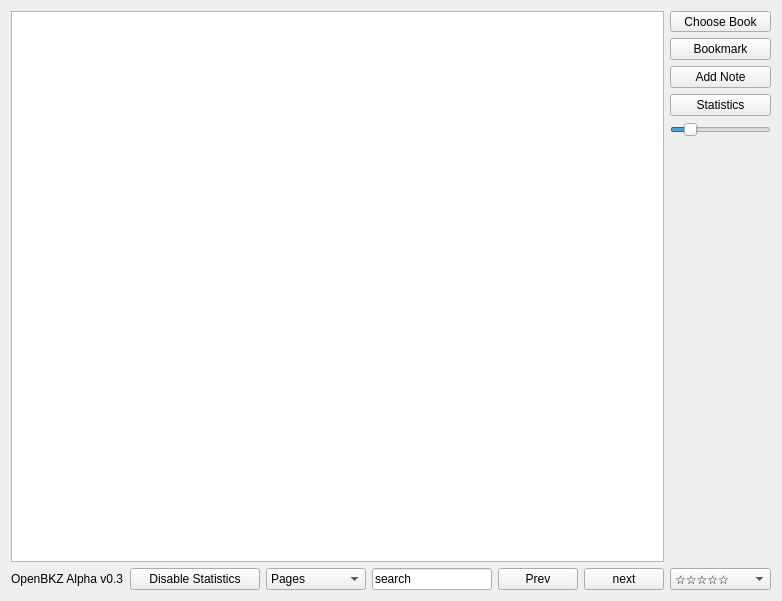
This is src/openbkz.ui in lettergram/OpenBKZ as Qt 5 draws it before an edit. The edited form follows.
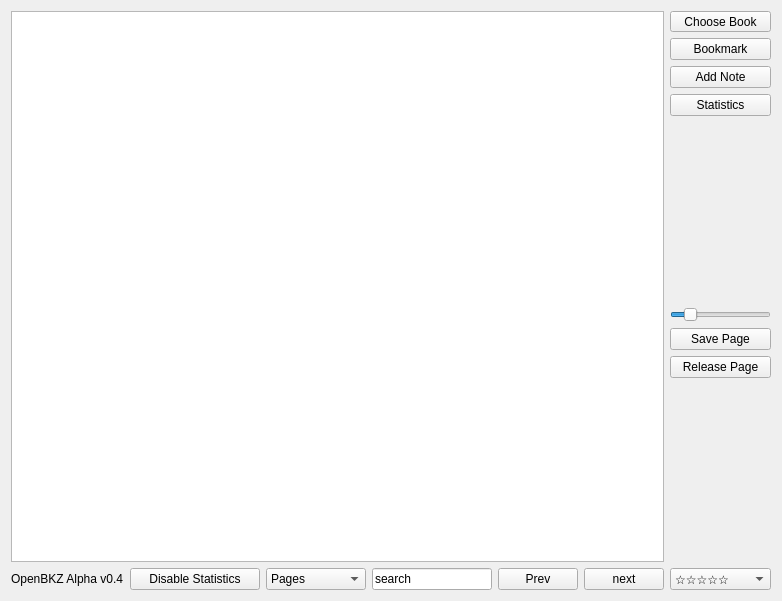
This is the edited form.

Commit message: Altered layout with new buttons

The edit to the form file:
```diff
--- a/src/openbkz.ui
+++ b/src/openbkz.ui
@@ -24,7 +24,7 @@
   </property>
   <widget class="QWidget" name="centralWidget">
    <layout class="QGridLayout" name="gridLayout">
-    <item row="4" column="7">
+    <item row="5" column="7">
      <widget class="QSlider" name="fontSizeSlider">
       <property name="sizePolicy">
        <sizepolicy hsizetype="Fixed" vsizetype="Fixed">
@@ -52,7 +52,7 @@
       </property>
      </widget>
     </item>
-    <item row="20" column="3">
+    <item row="22" column="3">
      <widget class="QComboBox" name="search_type">
       <property name="maximumSize">
        <size>
@@ -72,7 +72,7 @@
       </item>
      </widget>
     </item>
-    <item row="20" column="5">
+    <item row="22" column="5">
      <widget class="QPushButton" name="prevButton">
       <property name="maximumSize">
        <size>
@@ -85,14 +85,14 @@
       </property>
      </widget>
     </item>
-    <item row="20" column="1">
+    <item row="22" column="1">
      <widget class="QLabel" name="label">
       <property name="text">
-       <string>OpenBKZ Alpha v0.3</string>
+       <string>OpenBKZ Alpha v0.4</string>
       </property>
      </widget>
     </item>
-    <item row="20" column="7">
+    <item row="22" column="7">
      <widget class="QComboBox" name="user_rating">
       <property name="maximumSize">
        <size>
@@ -132,7 +132,7 @@
       </item>
      </widget>
     </item>
-    <item row="20" column="4">
+    <item row="22" column="4">
      <widget class="QLineEdit" name="lineEdit_page">
       <property name="enabled">
        <bool>true</bool>
@@ -160,7 +160,7 @@
       </property>
      </widget>
     </item>
-    <item row="20" column="2">
+    <item row="22" column="2">
      <widget class="QPushButton" name="enable_stats_button">
       <property name="minimumSize">
        <size>
@@ -179,7 +179,7 @@
       </property>
      </widget>
     </item>
-    <item row="20" column="6">
+    <item row="22" column="6">
      <widget class="QPushButton" name="nextButton">
       <property name="maximumSize">
        <size>
@@ -192,7 +192,7 @@
       </property>
      </widget>
     </item>
-    <item row="0" column="1" rowspan="7" colspan="6">
+    <item row="0" column="1" rowspan="9" colspan="6">
      <widget class="QGraphicsView" name="graphicsView">
       <property name="minimumSize">
        <size>
@@ -266,6 +266,20 @@
       </property>
      </widget>
     </item>
+    <item row="6" column="7">
+     <widget class="QPushButton" name="fingerInPage">
+      <property name="text">
+       <string>Save Page</string>
+      </property>
+     </widget>
+    </item>
+    <item row="7" column="7">
+     <widget class="QPushButton" name="fingerOutPage">
+      <property name="text">
+       <string>Release Page</string>
+      </property>
+     </widget>
+    </item>
    </layout>
   </widget>
  </widget>
```
The commit also changes 5 other files.
